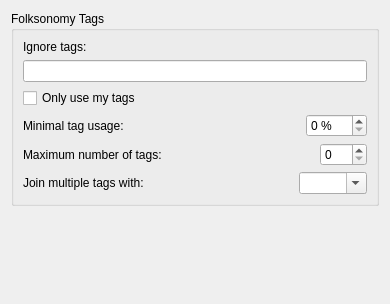
Qt form ui/options_folksonomy.ui (metabrainz/picard) before a commit.
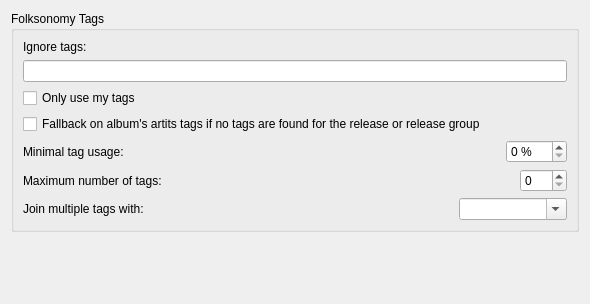
The same form after that commit.

Commit message:
Add an option to fallback on artist's tags
When the option is disabled, if no tags are found for release / release group, no genre is set.
With this option checked, Picard will try to use album's artists tags in this case.

Ie. for release
http://musicbrainz.org/release/ec102c8e-981b-4aec-b1e4-35eda11f2bb6 it will set Genre to "Doom metal" even though there are no tags for release or release group.

```diff
--- a/ui/options_folksonomy.ui
+++ b/ui/options_folksonomy.ui
@@ -1,11 +1,11 @@
 <ui version="4.0" >
  <class>FolksonomyOptionsPage</class>
- <widget class="QWidget" name="FolksonomyOptionsPage" >
-  <property name="geometry" >
+ <widget class="QWidget" name="FolksonomyOptionsPage">
+  <property name="geometry">
    <rect>
     <x>0</x>
     <y>0</y>
-    <width>390</width>
+    <width>590</width>
     <height>304</height>
    </rect>
   </property>
@@ -34,8 +34,18 @@
        </widget>
       </item>
       <item>
-       <layout class="QHBoxLayout" >
-        <property name="spacing" >
+       <widget class="QCheckBox" name="artists_tags">
+        <property name="enabled">
+         <bool>true</bool>
+        </property>
+        <property name="text">
+         <string>Fallback on album's artits tags if no tags are found for the release or release group</string>
+        </property>
+       </widget>
+      </item>
+      <item>
+       <layout class="QHBoxLayout">
+        <property name="spacing">
          <number>6</number>
         </property>
         <property name="margin" >
```
Left out of the diff: 91 changed lines with no effect on the pictures. The commit also changes 5 other files.
